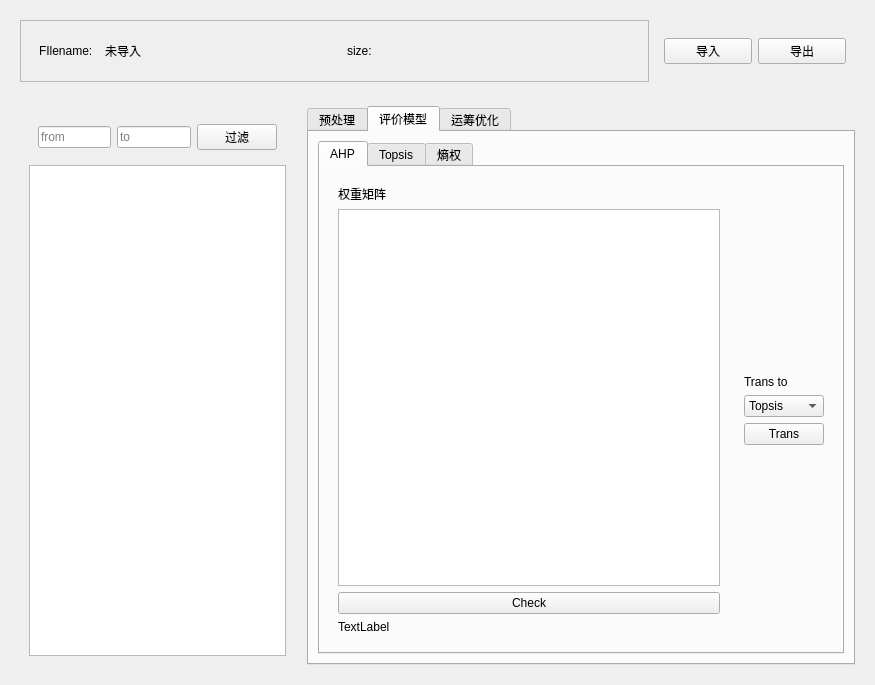
KrowFeather/MathematicalModellingHelper, file MMH.ui: the form before one commit.
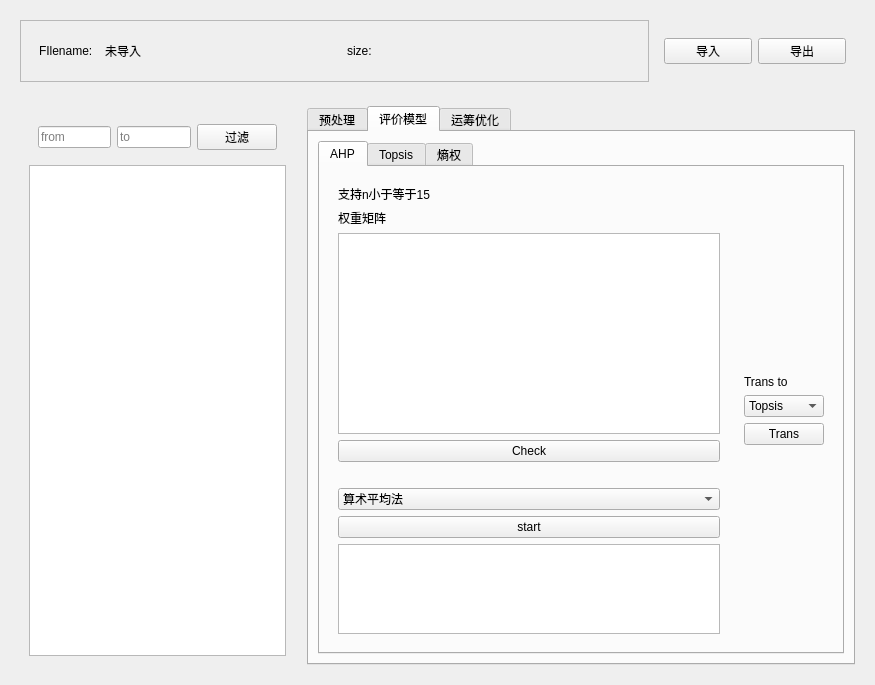
The form after the commit.

What changed in the file:
```diff
--- a/MMH.ui
+++ b/MMH.ui
@@ -383,6 +383,13 @@
               <item>
                <widget class="QWidget" name="widget_18" native="true">
                 <layout class="QVBoxLayout" name="verticalLayout_2">
+                 <item>
+                  <widget class="QLabel" name="label_13">
+                   <property name="text">
+                    <string>支持n小于等于15</string>
+                   </property>
+                  </widget>
+                 </item>
                  <item>
                   <widget class="QLabel" name="label_5">
                    <property name="text">
@@ -401,9 +408,57 @@
                   </widget>
                  </item>
                  <item>
-                  <widget class="QLabel" name="label_13">
+                  <widget class="QLabel" name="ahpCheckLabel">
                    <property name="text">
-                    <string>TextLabel</string>
+                    <string/>
+                   </property>
+                  </widget>
+                 </item>
+                 <item>
+                  <widget class="QComboBox" name="ahpCalcWeightCB">
+                   <item>
+                    <property name="text">
+                     <string>算术平均法</string>
+                    </property>
+                   </item>
+                   <item>
+                    <property name="text">
+                     <string>几何平均法</string>
+                    </property>
+                   </item>
+                   <item>
+                    <property name="text">
+                     <string>特征值法</string>
+                    </property>
+                   </item>
+                  </widget>
+                 </item>
+                 <item>
+                  <widget class="QPushButton" name="btnStartAHP">
+                   <property name="text">
+                    <string>start</string>
+                   </property>
+                  </widget>
+                 </item>
+                 <item>
+                  <widget class="QTableWidget" name="AHPweightMatTable">
+                   <property name="sizePolicy">
+                    <sizepolicy hsizetype="Expanding" vsizetype="Expanding">
+                     <horstretch>0</horstretch>
+                     <verstretch>0</verstretch>
+                    </sizepolicy>
+                   </property>
+                   <property name="minimumSize">
+                    <size>
+                     <width>0</width>
+                     <height>90</height>
+                    </size>
+                   </property>
+                   <property name="maximumSize">
+                    <size>
+                     <width>16777215</width>
+                     <height>90</height>
+                    </size>
                    </property>
                   </widget>
                  </item>
```
Left out of the diff: 10 changed lines with no effect on the pictures.
